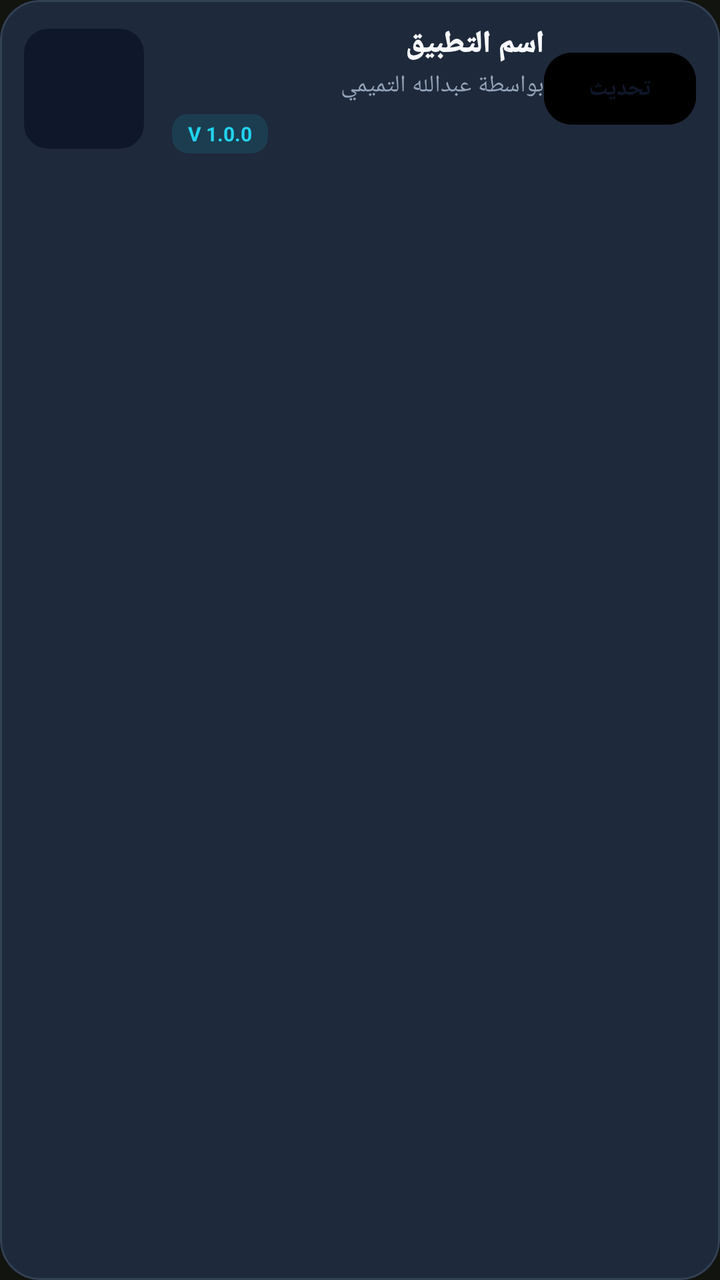
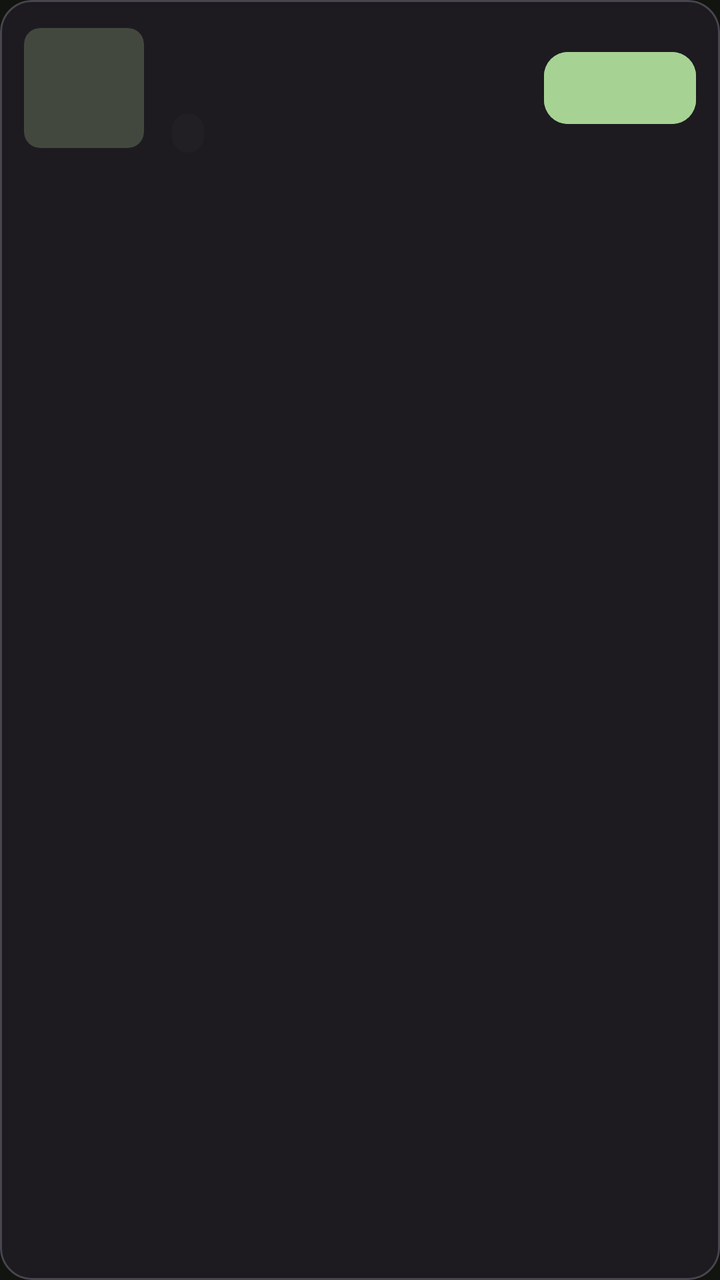

Before-and-after screenshots of an Android layout around one commit, followed by the original layout XML and the change that was made.
<!-- AndroidManifest.xml: application theme Theme.FixEngine -->
<!-- res/layout/item_app.xml -->
<?xml version="1.0" encoding="utf-8"?>
<com.google.android.material.card.MaterialCardView 
    xmlns:android="http://schemas.android.com/apk/res/android"
    xmlns:app="http://schemas.android.com/apk/res-auto"
    android:id="@+id/rootCard"
    android:layout_width="match_parent"
    android:layout_height="wrap_content"
    android:layout_marginHorizontal="16dp"
    android:layout_marginVertical="6dp"
    app:cardCornerRadius="20dp"
    app:cardElevation="0dp"
    app:cardBackgroundColor="#1E293B"
    app:strokeColor="#334155"
    app:strokeWidth="1dp"
    android:foreground="?attr/selectableItemBackground">

    <LinearLayout
        android:layout_width="match_parent"
        android:layout_height="wrap_content"
        android:orientation="horizontal"
        android:padding="12dp"
        android:gravity="center_vertical">

        <com.google.android.material.imageview.ShapeableImageView
            android:id="@+id/imgAppIcon"
            android:layout_width="60dp"
            android:layout_height="60dp"
            android:scaleType="centerCrop"
            android:adjustViewBounds="true"
            android:clipToOutline="true" 
            android:transitionName="transition_app_icon"
            app:shapeAppearanceOverlay="@style/ShapeAppearance.Material3.Corner.Medium"
            android:background="#0F172A" />

        <LinearLayout
            android:layout_width="0dp"
            android:layout_height="wrap_content"
            android:layout_weight="1"
            android:orientation="vertical"
            android:layout_marginStart="14dp">

            <TextView
                android:id="@+id/txtAppName"
                android:layout_width="match_parent"
                android:layout_height="wrap_content"
                android:text="اسم التطبيق"
                android:textColor="#F8FAFC"
                android:textSize="15sp"
                android:textStyle="bold"
                android:fontFamily="sans-serif-black"
                android:maxLines="1"
                android:ellipsize="end"/>

            <TextView
                android:id="@+id/txtDeveloper"
                android:layout_width="match_parent"
                android:layout_height="wrap_content"
                android:text="بواسطة عبدالله التميمي"
                android:textColor="#94A3B8"
                android:textSize="12sp"
                android:layout_marginTop="2dp"
                android:fontFamily="sans-serif-medium"
                android:maxLines="1"
                android:ellipsize="end"/>

            <TextView
                android:id="@+id/txtVersion"
                android:layout_width="wrap_content"
                android:layout_height="wrap_content"
                android:text="V 1.0.0"
                android:textColor="#22D3EE"
                android:textSize="10sp"
                android:textStyle="bold"
                android:layout_marginTop="6dp"
                android:background="@drawable/bg_version_badge"
                android:paddingHorizontal="8dp"
                android:paddingVertical="3dp" />
        </LinearLayout>

        <com.google.android.material.button.MaterialButton
            android:id="@+id/btnDownload"
            style="@style/Widget.MaterialComponents.Button.UnelevatedButton"
            android:layout_width="wrap_content"
            android:layout_height="36dp"
            android:text="تحديث"
            android:textColor="#0F172A"
            android:textSize="12sp"
            android:textStyle="bold"
            android:minWidth="76dp"
            android:paddingHorizontal="12dp"
            android:insetTop="0dp"
            android:insetBottom="0dp"
            app:cornerRadius="14dp"
            android:backgroundTint="@color/secondary_cyan" />

    </LinearLayout>
</com.google.android.material.card.MaterialCardView>
<!-- resources referenced by this layout -->
<resources>
  <!-- drawable bg_version_badge (drawable) -->
  <shape xmlns:android="http://schemas.android.com/apk/res/android">
      <solid android:color="#1A00E5FF"/> 
      <corners android:radius="8dp"/>
  </shape>
  <color name="md_theme_d_primary">#A6D394</color>
  <color name="md_theme_d_onPrimary">#13380A</color>
  <color name="md_theme_d_primaryContainer">#2A4F1F</color>
  <color name="md_theme_d_onPrimaryContainer">#C2EFAE</color>
  <color name="md_theme_d_background">#11140F</color>
  <color name="md_theme_d_surface">#11140F</color>
  <color name="md_theme_d_onSurface">#E1E4DA</color>
  <color name="md_theme_d_surfaceVariant">#43483F</color>
  <color name="md_theme_d_onSurfaceVariant">#C3C8BC</color>
  <color name="md_theme_d_outline">#8D9387</color>
  <color name="md_theme_d_surfaceContainer">#1D211B</color>
  <style name="Widget.FixEngine.Button" parent="Widget.Material3.Button.UnelevatedButton">
          <item name="cornerRadius">@dimen/shape_large_corner</item>
          <item name="android:insetTop">0dp</item>
          <item name="android:insetBottom">0dp</item>
          <item name="android:textAllCaps">false</item>
          <item name="android:fontFamily">sans-serif-medium</item>
          <item name="android:letterSpacing">0.02</item>
      </style>
  <style name="Theme.Card" parent="Widget.Material3.CardView.Filled">
          <item name="cardBackgroundColor">@android:color/transparent</item>
          <item name="cardCornerRadius">@dimen/shape_large_corner</item>
      </style>
  <style name="Theme.FixEngine.Dialog" parent="Theme.Material3.Dark.Dialog.Alert">
          <item name="android:windowIsFloating">true</item>
          <item name="android:windowIsTranslucent">false</item> 
          <item name="android:windowBackground">@android:color/transparent</item>
          <item name="android:windowContentOverlay">@null</item>
          <item name="android:backgroundDimEnabled">true</item> 
          <item name="android:backgroundDimAmount">0.5</item>
          <item name="android:dialogCornerRadius" tools:targetApi="p">@dimen/shape_large_corner</item>
  
          <item name="colorPrimary">@color/md_theme_d_primary</item>
          <item name="colorOnSurface">@color/md_theme_d_onSurface</item>
          <item name="android:textColorPrimary">@color/md_theme_d_onSurface</item>
      </style>
  <style name="HeadlineMedium" parent="TextAppearance.Material3.HeadlineMedium">
          <item name="android:textStyle">bold</item>
          <item name="android:textSize">24sp</item>
          <item name="android:letterSpacing">0</item>
          <item name="lineHeight">32sp</item>
          <item name="android:textAllCaps">false</item>
      </style>
  <dimen name="shape_large_corner">16dp</dimen>
  <!-- unchanged entries left out for length: 1 -->
</resources>

<!-- the commit's change to res/layout/item_app.xml (unified diff, before → after) -->
@@ -7,10 +7,10 @@
     android:layout_height="wrap_content"
     android:layout_marginHorizontal="16dp"
     android:layout_marginVertical="6dp"
-    app:cardCornerRadius="20dp"
+    app:cardCornerRadius="@dimen/shape_large_corner"
     app:cardElevation="0dp"
-    app:cardBackgroundColor="#1E293B"
-    app:strokeColor="#334155"
+    app:cardBackgroundColor="?attr/colorSurfaceContainerLow"
+    app:strokeColor="?attr/colorOutlineVariant"
     app:strokeWidth="1dp"
     android:foreground="?attr/selectableItemBackground">
 
@@ -29,8 +29,8 @@
             android:adjustViewBounds="true"
             android:clipToOutline="true" 
             android:transitionName="transition_app_icon"
-            app:shapeAppearanceOverlay="@style/ShapeAppearance.Material3.Corner.Medium"
-            android:background="#0F172A" />
+            app:shapeAppearanceOverlay="@style/Shape.Medium"
+            android:background="?attr/colorSurfaceVariant" />
 
         <LinearLayout
             android:layout_width="0dp"
@@ -43,55 +43,52 @@
                 android:id="@+id/txtAppName"
                 android:layout_width="match_parent"
                 android:layout_height="wrap_content"
-                android:text="اسم التطبيق"
-                android:textColor="#F8FAFC"
+                android:textColor="?attr/colorOnSurface"
                 android:textSize="15sp"
                 android:textStyle="bold"
                 android:fontFamily="sans-serif-black"
                 android:maxLines="1"
-                android:ellipsize="end"/>
+                android:ellipsize="end" />
 
             <TextView
                 android:id="@+id/txtDeveloper"
                 android:layout_width="match_parent"
                 android:layout_height="wrap_content"
-                android:text="بواسطة عبدالله التميمي"
-                android:textColor="#94A3B8"
+                android:textColor="?attr/colorOnSurfaceVariant"
                 android:textSize="12sp"
                 android:layout_marginTop="2dp"
                 android:fontFamily="sans-serif-medium"
                 android:maxLines="1"
-                android:ellipsize="end"/>
+                android:ellipsize="end" />
 
             <TextView
                 android:id="@+id/txtVersion"
                 android:layout_width="wrap_content"
                 android:layout_height="wrap_content"
-                android:text="V 1.0.0"
-                android:textColor="#22D3EE"
+                android:textColor="?attr/colorPrimary"
                 android:textSize="10sp"
                 android:textStyle="bold"
                 android:layout_marginTop="6dp"
                 android:background="@drawable/bg_version_badge"
+                android:backgroundTint="?attr/colorSurfaceVariant"
                 android:paddingHorizontal="8dp"
                 android:paddingVertical="3dp" />
         </LinearLayout>
 
         <com.google.android.material.button.MaterialButton
             android:id="@+id/btnDownload"
-            style="@style/Widget.MaterialComponents.Button.UnelevatedButton"
+            style="@style/Widget.Material3.Button.UnelevatedButton"
             android:layout_width="wrap_content"
             android:layout_height="36dp"
-            android:text="تحديث"
-            android:textColor="#0F172A"
+            android:textColor="?attr/colorOnPrimary"
             android:textSize="12sp"
             android:textStyle="bold"
             android:minWidth="76dp"
             android:paddingHorizontal="12dp"
             android:insetTop="0dp"
             android:insetBottom="0dp"
-            app:cornerRadius="14dp"
-            android:backgroundTint="@color/secondary_cyan" />
+            app:cornerRadius="12dp"
+            android:backgroundTint="?attr/colorPrimary" />
 
     </LinearLayout>
 </com.google.android.material.card.MaterialCardView>
<!-- resource entries referenced after the edit -->
@@ -5,6 +5,10 @@
       <solid android:color="#1A00E5FF"/> 
       <corners android:radius="8dp"/>
   </shape>
+  <style name="Shape.Medium" parent="ShapeAppearance.Material3.MediumComponent">
+          <item name="cornerSize">@dimen/shape_medium_corner</item>
+      </style>
+  <dimen name="shape_medium_corner">8dp</dimen>
   <color name="md_theme_d_primary">#A6D394</color>
   <color name="md_theme_d_onPrimary">#13380A</color>
   <color name="md_theme_d_primaryContainer">#2A4F1F</color>
